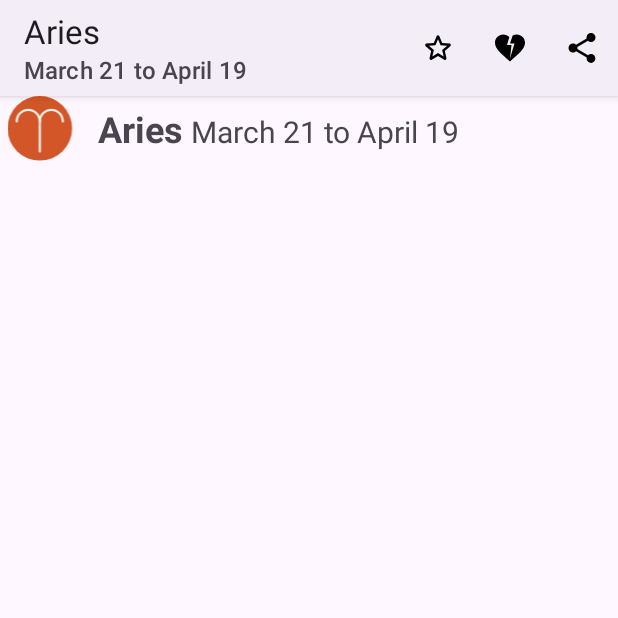
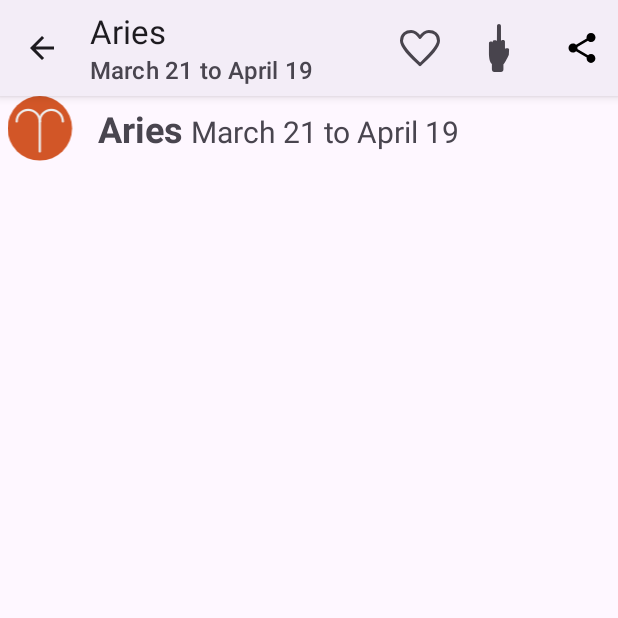
Before and after one commit to olilopez5/Horoscope, an Android app: the screen it shows after launch (DetailActivity), after a tap on "Aries", on a phone screen of 412 x 824 dp, the top half of it. Run offline under Robolectric (Android 15) with nearby library versions, the phone set to English and light mode, and no system bars.

Commit message:
Columns and favorites

```diff
--- a/app/src/main/java/com/example/horoscope/HoroscopeAdapter.kt
+++ b/app/src/main/java/com/example/horoscope/HoroscopeAdapter.kt
@@ -47,13 +47,13 @@ class HoroscopeAdapter(var items : List<Horoscope>, val onClick : (Int) -> Unit)
 
         val iconImageView: ImageView = view.findViewById(R.id.iconImageView)
         val nameTextView: TextView = view.findViewById(R.id.nameTextView)
-        val dateTextView: TextView = view.findViewById(R.id.dateTextView)
+        //val dateTextView: TextView = view.findViewById(R.id.dateTextView)
         val favImageView: ImageView = view.findViewById(R.id.favImageView)
 
         fun render(horoscope: Horoscope) {
             iconImageView.setImageResource(horoscope.icon)
             nameTextView.setText(horoscope.name)
-            dateTextView.setText(horoscope.dates)
+            //dateTextView.setText(horoscope.dates)
 
             if (SessionManager(itemView.context).isFav(horoscope.id)) {
                 favImageView.visibility = View.VISIBLE
--- a/app/src/main/java/com/example/horoscope/MainActivity.kt
+++ b/app/src/main/java/com/example/horoscope/MainActivity.kt
@@ -10,6 +10,7 @@ import androidx.appcompat.app.AppCompatActivity
 import androidx.appcompat.widget.SearchView
 import androidx.core.view.ViewCompat
 import androidx.core.view.WindowInsetsCompat
+import androidx.recyclerview.widget.GridLayoutManager
 import androidx.recyclerview.widget.LinearLayoutManager
 import androidx.recyclerview.widget.RecyclerView
 
@@ -41,7 +42,10 @@ class MainActivity : AppCompatActivity() {
         }
 
         recyclerView.adapter = adapter
-        recyclerView.layoutManager = LinearLayoutManager(this,LinearLayoutManager.VERTICAL,false)
+
+        recyclerView.layoutManager = GridLayoutManager(this,2)
+            //Lista filas
+        //recyclerView.layoutManager = LinearLayoutManager(this,LinearLayoutManager.VERTICAL,false)
     }
 
     override fun onCreate(savedInstanceState: Bundle?) {
--- a/app/src/main/java/com/example/horoscope/SessionManager.kt
+++ b/app/src/main/java/com/example/horoscope/SessionManager.kt
@@ -5,21 +5,35 @@ import android.content.Context
 class SessionManager(context: Context) {
 
     val sharedPref = context.getSharedPreferences("my_session", Context.MODE_PRIVATE)
-
-    fun setFav(id: String){
+// para un FAV solo is:String y putString("",)
+    fun setFav(id: String, favorite: Boolean){
         val editor = sharedPref.edit()
-        editor.putString("FAV",id)
+        editor.putBoolean("${id}_favorite", favorite)
         editor.apply()
     }
 
+    fun setHated(id: String, favorite: Boolean){
+        val editor = sharedPref.edit()
+        editor.putBoolean("${id}_hated", favorite)
+        editor.apply()
+    }
+    //guardar solo un favorito
+
+//    fun getFav(id: String) : String {
+//        return sharedPref.getString("FAV","")!!
+//    }
+
+
     //para mas de un favorito usar(devuelve) boolean para comprobar las 12 claves y guardarlas en session
 
-    fun getFav() : String {
-        return sharedPref.getString("FAV","")!!
+    fun isFav(id : String): Boolean {
+        //return id == getFav()
+        return sharedPref.getBoolean("${id}_favorite",false)
     }
 
-    fun isFav(id : String): Boolean {
-        return id == getFav()
+    fun isHated(id : String): Boolean {
+        //return id == getFav()
+        return sharedPref.getBoolean("${id}_hated",false)
     }
 
 }
--- a/app/src/main/res/drawable/ic_fav_broken.xml
+++ b/app/src/main/res/drawable/ic_fav_broken.xml
@@ -1,5 +1,15 @@
-<vector xmlns:android="http://schemas.android.com/apk/res/android" android:height="24dp" android:tint="#000000" android:viewportHeight="24" android:viewportWidth="24" android:width="24dp">
-
-    <path android:fillColor="@android:color/white" android:pathData="M16.5,3c-0.96,0 -1.9,0.25 -2.73,0.69L12,9h3l-3,10l1,-9h-3l1.54,-5.39C10.47,3.61 9.01,3 7.5,3C4.42,3 2,5.42 2,8.5c0,4.13 4.16,7.18 10,12.5c5.47,-4.94 10,-8.26 10,-12.5C22,5.42 19.58,3 16.5,3z"/>
-
+<vector xmlns:android="http://schemas.android.com/apk/res/android"
+    android:width="800dp"
+    android:height="800dp"
+    android:viewportWidth="740.21"
+    android:viewportHeight="740.21">
+  <path
+      android:pathData="M602.36,282.77l-0.03,-0.05c0.03,0.01 0.06,0.01 0.1,0.02C602.41,282.75 602.38,282.76 602.36,282.77z"
+      android:fillColor="#48444D"/>
+  <path
+      android:pathData="M593.04,267.34c-0,-0 -0,-0 -0.01,-0c0,-0.02 0.01,-0.03 0.01,-0.05V267.34z"
+      android:fillColor="#48444D"/>
+  <path
+      android:pathData="M418.26,372.29c-1.53,-0.08 -2.98,-0.07 -4.44,-0.07c-4.64,0.3 -9.8,1.42 -14.56,4.72c-1.9,1.32 -3.62,2.75 -6.1,2.97c-1.04,0.09 -7.94,0.2 -8.03,-8.03l-0.39,-101.55c0.89,-16.82 -13.92,-24.26 -30.73,-25.14c-16.83,-0.86 -29.3,5.13 -30.17,21.95c0,0 0,1.46 0,2.76c0,1.42 0,1.96 0,1.96c0,-0.01 0,-0.55 0,-1.96l-0.64,-239.4C323.19,13.66 309.55,0 292.69,0c-16.84,0 -30.5,13.66 -30.5,30.51L260.9,267.57c-0.89,-13.72 -14.87,-17.78 -32.63,-17.78c-18.06,0 -32.69,4.18 -32.69,22.22l0.01,12.42c-3.59,-12.29 -17.02,-16.8 -32.43,-15.8c-14.96,0.97 -24.94,8.83 -24.94,26.91l-0.44,158.15c0,2.94 -0.52,128.6 45.47,163.06v80.9c0,23.5 14.18,42.56 37.7,42.56c0,0 85.87,-0.23 103.54,-0.23c21.45,-0.74 36.67,-18.17 36.67,-39.64v-79.04c21.89,-5.49 83.41,-146.41 83.41,-146.41l3.9,-80.22C449.35,377.84 435.07,373.16 418.26,372.29z"
+      android:fillColor="#48444D"/>
 </vector>
--- a/app/src/main/res/drawable/ic_fav_selected.xml
+++ b/app/src/main/res/drawable/ic_fav_selected.xml
@@ -1,5 +1,9 @@
-<vector xmlns:android="http://schemas.android.com/apk/res/android" android:height="24dp" android:tint="#000000" android:viewportHeight="24" android:viewportWidth="24" android:width="24dp">
-
-    <path android:fillColor="@android:color/white" android:pathData="M14.43,10l-2.43,-8l-2.43,8l-7.57,0l6.18,4.41l-2.35,7.59l6.17,-4.69l6.18,4.69l-2.35,-7.59l6.17,-4.41z"/>
-
+<vector xmlns:android="http://schemas.android.com/apk/res/android"
+    android:width="800dp"
+    android:height="800dp"
+    android:viewportWidth="32"
+    android:viewportHeight="32">
+  <path
+      android:pathData="M22.188,6.094c5.188,0 6.906,6 5.094,9.281 -2.781,5.094 -11.281,10.5 -11.281,10.5s-8.531,-5.406 -11.281,-10.5c-1.813,-3.281 -0.125,-9.281 5.094,-9.281 4.813,0 6.031,4.156 6.188,4.781 0.156,-0.625 1.375,-4.781 6.188,-4.781z"
+      android:fillColor="#48444D"/>
 </vector>
--- a/app/src/main/res/drawable/ic_fav_star.xml
+++ b/app/src/main/res/drawable/ic_fav_star.xml
@@ -1,5 +1,13 @@
-<vector xmlns:android="http://schemas.android.com/apk/res/android" android:height="24dp" android:tint="#000000" android:viewportHeight="24" android:viewportWidth="24" android:width="24dp">
-
-    <path android:fillColor="@android:color/white" android:pathData="M19.65,9.04l-4.84,-0.42 -1.89,-4.45c-0.34,-0.81 -1.5,-0.81 -1.84,0L9.19,8.63l-4.83,0.41c-0.88,0.07 -1.24,1.17 -0.57,1.75l3.67,3.18 -1.1,4.72c-0.2,0.86 0.73,1.54 1.49,1.08l4.15,-2.5 4.15,2.51c0.76,0.46 1.69,-0.22 1.49,-1.08l-1.1,-4.73 3.67,-3.18c0.67,-0.58 0.32,-1.68 -0.56,-1.75zM12,15.4l-3.76,2.27 1,-4.28 -3.32,-2.88 4.38,-0.38L12,6.1l1.71,4.04 4.38,0.38 -3.32,2.88 1,4.28L12,15.4z"/>
-
+<vector xmlns:android="http://schemas.android.com/apk/res/android"
+    android:width="800dp"
+    android:height="800dp"
+    android:viewportWidth="192"
+    android:viewportHeight="192">
+  <path
+      android:pathData="M60.73,29.7C41.11,29.7 22,39.7 22,67.41c0,27.29 45.27,67.29 74,94.89 28.74,-27.6 74,-67.6 74,-94.89 0,-27.71 -19.09,-37.71 -38.69,-37.71C116,29.7 104.32,41.58 96,54.07 87.64,41.52 76,29.7 60.73,29.7z"
+      android:strokeLineJoin="round"
+      android:strokeWidth="12"
+      android:fillColor="#00000000"
+      android:strokeColor="#48444D"
+      android:strokeLineCap="round"/>
 </vector>
--- a/app/src/main/res/menu/menu_activity_detail.xml
+++ b/app/src/main/res/menu/menu_activity_detail.xml
@@ -4,7 +4,7 @@
     <item android:id="@+id/menu_favorite"
         android:icon="@drawable/ic_fav_star"
         android:title="@string/menu_favorite"
-        app:showAsAction="always"/>
+        app:showAsAction="ifRoom"/>
     <item android:id="@+id/menu_hate"
         android:icon="@drawable/ic_fav_broken"
         android:title="@string/menu_favorite"
@@ -12,6 +12,6 @@
     <item android:id="@+id/menu_share"
         android:icon="@drawable/ic_share"
         android:title="@string/menu_share"
-        app:showAsAction="always"/>
+        app:showAsAction="ifRoom"/>
 
 </menu>
--- /dev/null
+++ b/app/src/main/res/values-night/colors.xml
@@ -0,0 +1,5 @@
+<?xml version="1.0" encoding="utf-8"?>
+<resources>
+
+
+</resources>
--- a/app/src/main/res/values/colors.xml
+++ b/app/src/main/res/values/colors.xml
@@ -2,4 +2,6 @@
 <resources>
     <color name="black">#FF000000</color>
     <color name="white">#FFFFFFFF</color>
+    <color name="favorite_empty">#FFFFFFFF</color>
+    <color name="favorite_selected">#FFFFFFFF</color>
 </resources>
```
Also changed, not shown: app/src/main/java/com/example/horoscope/DetailActivity.kt (+36 -6 lines), app/src/main/res/layout/item_horoscope.xml (+11 -9 lines).
